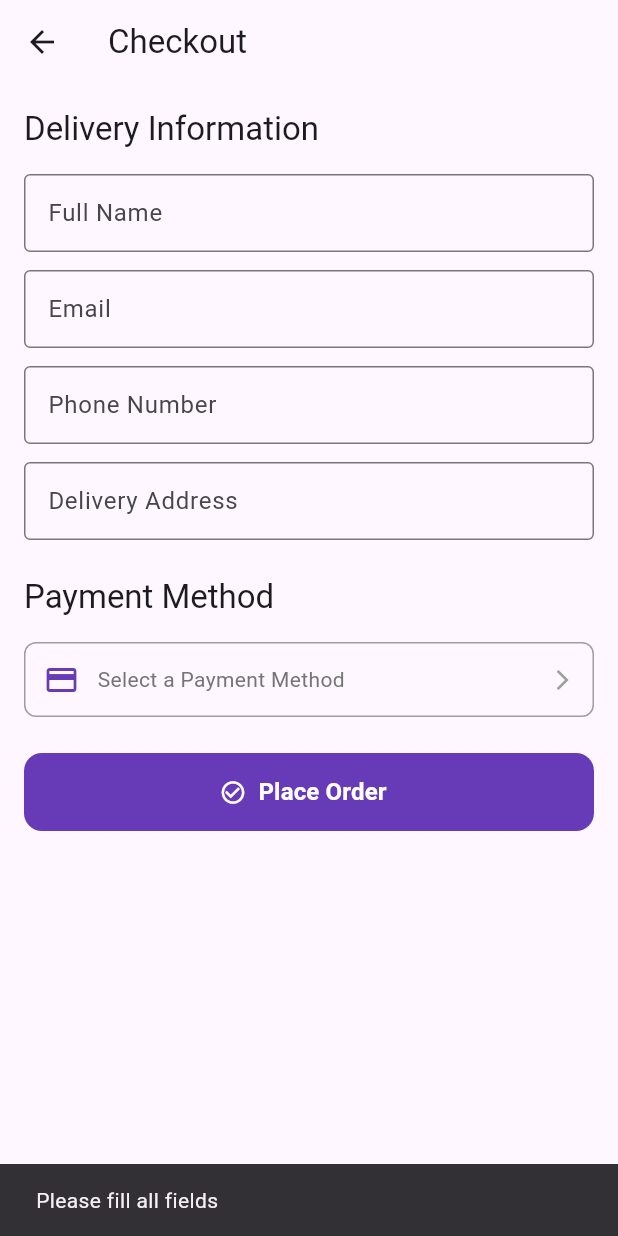
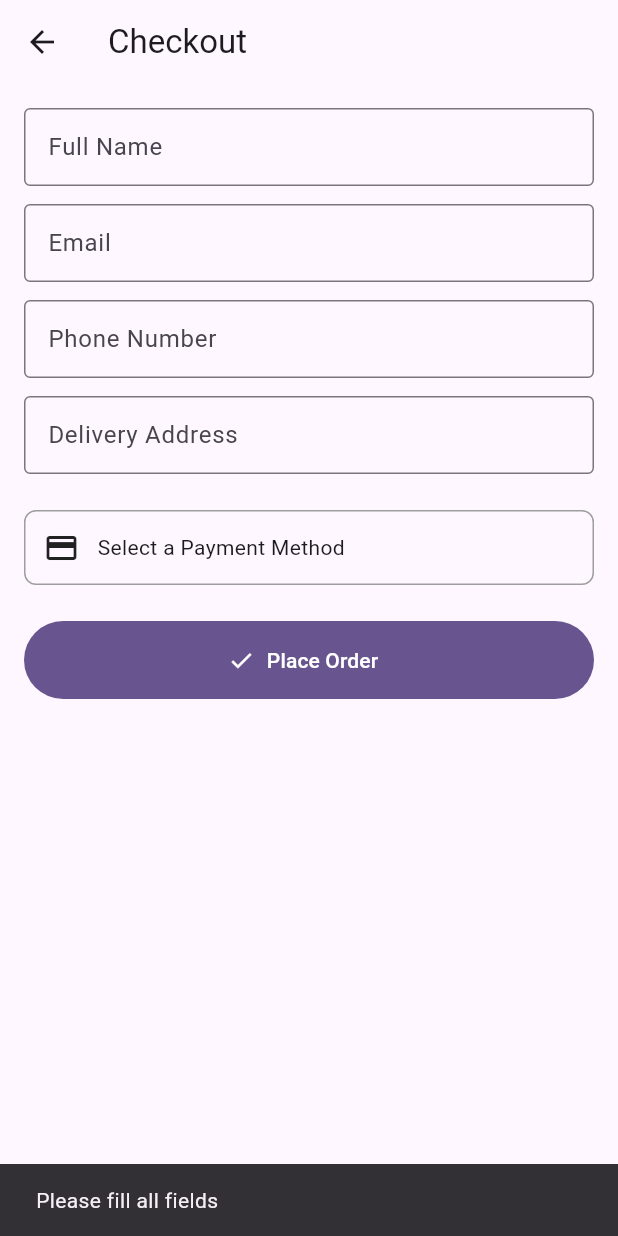
Before and after one commit to KONGBARANG/project-flutter, a Flutter app: the CheckoutScreen screen opened by its route, after a tap on "Place Order", on a phone screen of 412 x 824 dp. Run offline on Flutter 3.47's test engine with Material 3 defaults, Android fonts, the phone set to English and light mode, and no system bars; our stand-ins replace image_picker.

Commit message:
code fix

```diff
--- a/lib/features/checkout/checkout_screen.dart
+++ b/lib/features/checkout/checkout_screen.dart
@@ -3,7 +3,7 @@ import 'package:provider/provider.dart';
 import '../../widgets/custom_textfield.dart';
 import '../../providers/cart_provider.dart';
 import '../../providers/language_provider.dart';
-// ត្រូវប្រាកដថាបាន Import ឯកសារនេះត្រឹមត្រូវ
+import '../../providers/order_provider.dart'; // ១. ត្រូវ Import OrderProvider
 import 'bank_cart_screen.dart';
 
 class CheckoutScreen extends StatefulWidget {
@@ -18,8 +18,6 @@ class _CheckoutScreenState extends State<CheckoutScreen> {
   final _emailC = TextEditingController();
   final _phoneC = TextEditingController();
   final _addressC = TextEditingController();
-
-  // អថេរសម្រាប់រក្សាលេខកាតដែលជ្រើសរើស
   String? _selectedCard;
 
   @override
@@ -31,7 +29,6 @@ class _CheckoutScreenState extends State<CheckoutScreen> {
     super.dispose();
   }
 
-  // មុខងារសម្រាប់បើក BankCardsScreen
   Future<void> _navigateToBankCards() async {
     final result = await Navigator.push(
       context,
@@ -47,16 +44,17 @@ class _CheckoutScreenState extends State<CheckoutScreen> {
 
   @override
   Widget build(BuildContext context) {
+    // ប្រើ Consumer ឬ Provider.of ដើម្បីទាញយកទិន្នន័យចាំបាច់
+    final langProvider = Provider.of<LanguageProvider>(context);
+    final cartProvider = Provider.of<CartProvider>(context, listen: false);
+    final orderProvider = Provider.of<OrderProvider>(context, listen: false); // ២. ហៅប្រើ OrderProvider
+
     return Scaffold(
       appBar: AppBar(title: const Text('Checkout')),
       body: SingleChildScrollView(
-        child: Padding(
         padding: const EdgeInsets.all(16.0),
         child: Column(
-            crossAxisAlignment: CrossAxisAlignment.start,
           children: [
-              Text('Delivery Information', style: Theme.of(context).textTheme.titleLarge),
-              const SizedBox(height: 16),
             CustomTextField(controller: _nameC, label: 'Full Name'),
             const SizedBox(height: 12),
             CustomTextField(controller: _emailC, label: 'Email'),
@@ -66,83 +64,54 @@ class _CheckoutScreenState extends State<CheckoutScreen> {
             CustomTextField(controller: _addressC, label: 'Delivery Address'),
             const SizedBox(height: 24),
 
-              Text('Payment Method', style: Theme.of(context).textTheme.titleLarge),
-              const SizedBox(height: 16),
-
-              // Container សម្រាប់ជ្រើសរើសកាត
+            // Payment Section
             InkWell(
               onTap: _navigateToBankCards,
-                borderRadius: BorderRadius.circular(8),
               child: Container(
                 padding: const EdgeInsets.all(12),
-                  decoration: BoxDecoration(
-                    border: Border.all(color: _selectedCard != null ? Colors.deepPurple : Colors.grey),
-                    borderRadius: BorderRadius.circular(8),
-                  ),
+                decoration: BoxDecoration(border: Border.all(color: Colors.grey), borderRadius: BorderRadius.circular(8)),
                 child: Row(
                   children: [
-                      const Icon(Icons.credit_card, color: Colors.deepPurple),
+                    const Icon(Icons.credit_card),
                     const SizedBox(width: 12),
-                      Expanded(
-                        child: Text(
-                          _selectedCard ?? 'Select a Payment Method',
-                          style: TextStyle(
-                            color: _selectedCard != null ? Colors.black : Colors.grey[600],
-                          ),
-                        ),
-                      ),
-                      const Icon(Icons.arrow_forward_ios, size: 16, color: Colors.grey),
+                    Text(_selectedCard ?? 'Select a Payment Method'),
                   ],
                 ),
               ),
             ),
             const SizedBox(height: 24),
 
-              Builder(builder: (context) {
-                final langProvider = Provider.of<LanguageProvider>(context);
-                final cartProvider = Provider.of<CartProvider>(context, listen: false);
-
-                return FilledButton.icon(
+            FilledButton.icon(
               onPressed: () {
-                    if (_nameC.text.isEmpty || _emailC.text.isEmpty || _phoneC.text.isEmpty || _addressC.text.isEmpty) {
-                      ScaffoldMessenger.of(context).showSnackBar(
-                        SnackBar(content: Text(langProvider.translate('please_fill_all_fields'))),
-                      );
+                if (_nameC.text.isEmpty || _addressC.text.isEmpty) {
+                  ScaffoldMessenger.of(context).showSnackBar(SnackBar(content: Text(langProvider.translate('please_fill_all_fields'))));
+                  return;
+                }
+                if (_selectedCard == null) {
+                  ScaffoldMessenger.of(context).showSnackBar(const SnackBar(content: Text('Please select a payment card!')));
                   return;
                 }
 
-                    // ពិនិត្យថាតើបានជ្រើសរើសកាតដែរឬនៅ
-                    if (_selectedCard == null) {
-                      ScaffoldMessenger.of(context).showSnackBar(
-                        const SnackBar(content: Text('Please select a payment card first!')),
-                      );
-                      return;
-                    }
-
-                    cartProvider.clearCart();
-                    ScaffoldMessenger.of(context).showSnackBar(
-                      SnackBar(content: Text('${langProvider.translate('order_placed_for')} ${_nameC.text}')),
+                // ៣. បញ្ជូនទិន្នន័យទៅក្នុង Memory (OrderProvider)
+                orderProvider.addOrder(
+                  cartProvider.items,
+                  cartProvider.totalPrice
                 );
 
-                    Future.delayed(const Duration(seconds: 2), () {
-                      if (!mounted) return;
+                // ៤. លុបកន្ត្រកចោល
+                cartProvider.clearCart();
+
+                ScaffoldMessenger.of(context).showSnackBar(
+                  SnackBar(content: Text(langProvider.translate('order_placed_for') + " " + _nameC.text)),
+                );
+
                 Navigator.of(context).pushNamedAndRemoveUntil('/', (route) => false);
-                    });
               },
-                  style: FilledButton.styleFrom(
-                    backgroundColor: const Color(0xFF673AB7),
-                    minimumSize: const Size(double.infinity, 52),
-                    shape: RoundedRectangleBorder(borderRadius: BorderRadius.circular(12)),
+              style: FilledButton.styleFrom(minimumSize: const Size(double.infinity, 52)),
+              icon: const Icon(Icons.check),
+              label: Text(langProvider.translate('place_order')),
             ),
-                  icon: const Icon(Icons.check_circle_outline, color: Colors.white),
-                  label: Text(
-                    langProvider.translate('place_order'),
-                    style: const TextStyle(fontSize: 16, fontWeight: FontWeight.bold, color: Colors.white),
-                  ),
-                );
-              }),
           ],
-          ),
         ),
       ),
     );
```
Also changed, not shown: lib/features/cart/cart_screen.dart (+42 -38 lines), lib/features/main_wrapper/main_wrapper_screen.dart (+14 -25 lines), lib/features/orders/order_history_screen.dart (added, +71 -0 lines), lib/features/orders/order_screen.dart (+46 -19 lines), lib/providers/order_provider.dart (+19 -11 lines). Lines whose indentation alone changed are shown as unchanged.
